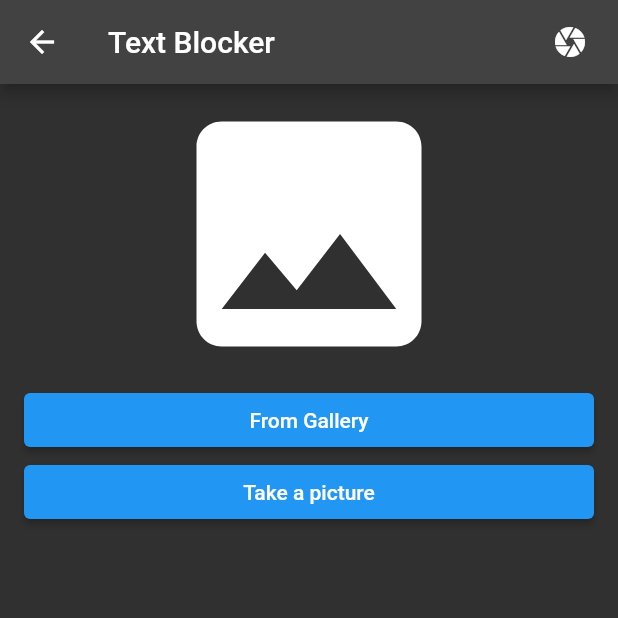
After one commit to cahix/ocrrub, a Flutter app: the TextBlockerView screen opened by its route, after a tap on the "photo library" icon, on a phone screen of 412 x 824 dp, the top half of it. The commit adds this screen. Run offline on Flutter 3.47's test engine with Material 2 defaults, Android fonts, the phone set to English and light mode, and no system bars; our stand-ins replace camera, image_picker; missing offline and left inert: google_ml_kit; generated files the repository leaves out were written again.

Commit message:
add text detector and text blocker

```diff
--- a/lib/src/app.dart
+++ b/lib/src/view/app.dart
@@ -1,11 +1,12 @@
 import 'package:flutter/material.dart';
 import 'package:flutter_gen/gen_l10n/app_localizations.dart';
 import 'package:flutter_localizations/flutter_localizations.dart';
-import 'package:ocrrub/src/mainframe/mlkit/ml_kit_view.dart';
+import 'package:ocrrub/src/view/mainframe/mlkit/text_blocker_view.dart';
+import 'package:ocrrub/src/view/mainframe/mlkit/text_detector_view.dart';
 
-import 'mainframe/menu_item_list_view.dart';
-import 'settings/settings_controller.dart';
-import 'settings/settings_view.dart';
+import '../view/mainframe/menu_item_list_view.dart';
+import '../view/settings/settings_controller.dart';
+import '../view/settings/settings_view.dart';
 
 /// The Widget that configures your application.
 class MyApp extends StatelessWidget {
@@ -45,8 +46,10 @@ class MyApp extends StatelessWidget {
                 switch (routeSettings.name) {
                   case SettingsView.routeName:
                     return SettingsView(controller: settingsController);
-                  case MlKitVIew.routeName:
-                    return const MlKitVIew();
+                  case TextDetectorView.routeName:
+                    return TextDetectorView();
+                  case TextBlockerView.routeName:
+                    return TextBlockerView();
                   case MenuItemListView.routeName:
                   default:
                     return const MenuItemListView();
--- /dev/null
+++ b/lib/src/view/common.dart
@@ -0,0 +1,3 @@
+export 'package:flutter/material.dart';
+export 'package:provider/provider.dart';
+export 'constants.dart';
--- /dev/null
+++ b/lib/src/view/constants.dart
@@ -0,0 +1,2 @@
+
+const double kPad = 12.0;
--- a/lib/src/mainframe/menu_item_list_view.dart
+++ b/lib/src/view/mainframe/menu_item_list_view.dart
@@ -1,7 +1,8 @@
 import 'package:flutter/material.dart';
 import 'package:flutter_gen/gen_l10n/app_localizations.dart';
-import 'package:ocrrub/src/mainframe/mlkit/ml_kit_view.dart';
-import 'package:ocrrub/src/widgets/default_scaffold.dart';
+import 'package:ocrrub/src/view/mainframe/mlkit/text_blocker_view.dart';
+import 'package:ocrrub/src/view/mainframe/mlkit/text_detector_view.dart';
+import 'package:ocrrub/src/view/widgets/default_scaffold.dart';
 
 import '../settings/settings_view.dart';
 import 'menu_item.dart';
@@ -9,7 +10,10 @@ import 'menu_item.dart';
 class MenuItemListView extends StatelessWidget {
   const MenuItemListView({
     Key? key,
-    this.items = const [MenuItem(MlKitVIew.routeName, name: 'MlKit')],
+    this.items = const [
+      MenuItem(TextDetectorView.routeName, name: 'Text Detector'),
+      MenuItem(TextBlockerView.routeName, name: 'Text Blocker'),
+    ],
   }) : super(key: key);
 
   static const routeName = '/';
--- /dev/null
+++ b/lib/src/view/mainframe/mlkit/camera_view.dart
@@ -0,0 +1,290 @@
+import 'dart:io';
+
+import 'package:camera/camera.dart';
+import 'package:flutter/foundation.dart';
+import 'package:flutter/material.dart';
+import 'package:google_ml_kit/google_ml_kit.dart';
+import 'package:image_picker/image_picker.dart';
+
+import '../../../../main.dart';
+enum ScreenMode { liveFeed, gallery }
+
+class CameraView extends StatefulWidget {
+  const CameraView(
+      {Key? key,
+        required this.title,
+        required this.customPaint,
+        required this.onImage,
+        this.initialDirection = CameraLensDirection.back})
+      : super(key: key);
+
+  final String title;
+  final CustomPaint? customPaint;
+  final Function(InputImage inputImage) onImage;
+  final CameraLensDirection initialDirection;
+
+  @override
+  _CameraViewState createState() => _CameraViewState();
+}
+
+class _CameraViewState extends State<CameraView> {
+  ScreenMode _mode = ScreenMode.liveFeed;
+  CameraController? _controller;
+  File? _image;
+  ImagePicker? _imagePicker;
+  int _cameraIndex = 0;
+  double zoomLevel = 0.0, minZoomLevel = 0.0, maxZoomLevel = 0.0;
+
+  @override
+  void initState() {
+    super.initState();
+
+    _imagePicker = ImagePicker();
+    for (var i = 0; i < cameras.length; i++) {
+      if (cameras[i].lensDirection == widget.initialDirection) {
+        _cameraIndex = i;
+      }
+    }
+    _startLiveFeed();
+  }
+
+  @override
+  void dispose() {
+    _stopLiveFeed();
+    super.dispose();
+  }
+
+  @override
+  Widget build(BuildContext context) {
+    return Scaffold(
+      appBar: AppBar(
+        title: Text(widget.title),
+        actions: [
+          Padding(
+            padding: const EdgeInsets.only(right: 20.0),
+            child: GestureDetector(
+              onTap: _switchScreenMode,
+              child: Icon(
+                _mode == ScreenMode.liveFeed
+                    ? Icons.photo_library_outlined
+                    : (Platform.isIOS
+                    ? Icons.camera_alt_outlined
+                    : Icons.camera),
+              ),
+            ),
+          ),
+        ],
+      ),
+      body: _body(),
+      //floatingActionButton: _floatingActionButton(),
+      floatingActionButtonLocation: FloatingActionButtonLocation.centerFloat,
+    );
+  }
+
+  Widget? _floatingActionButton() {
+    if (_mode == ScreenMode.gallery) return null;
+    if (cameras.length == 1) return null;
+    return SizedBox(
+        height: 70.0,
+        width: 70.0,
+        child: FloatingActionButton(
+          child: Icon(
+            Platform.isIOS
+                ? Icons.flip_camera_ios_outlined
+                : Icons.flip_camera_android_outlined,
+            size: 40,
+          ),
+          onPressed: _switchLiveCamera,
+        ));
+  }
+
+  Widget _body() {
+    Widget body;
+    if (_mode == ScreenMode.liveFeed) {
+      body = _liveFeedBody();
+    } else {
+      body = _galleryBody();
+    }
+    return body;
+  }
+
+  Widget _liveFeedBody() {
+    if (_controller?.value.isInitialized == false) {
+      return Container();
+    }
+    return Container(
+      color: Colors.black,
+      child: Stack(
+        fit: StackFit.expand,
+        children: <Widget>[
+          CameraPreview(_controller!),
+          if (widget.customPaint != null) widget.customPaint!,
+          Positioned(
+            bottom: 100,
+            left: 50,
+            right: 50,
+            child: Slider(
+              value: zoomLevel,
+              min: minZoomLevel,
+              max: maxZoomLevel,
+              onChanged: (newSliderValue) {
+                setState(() {
+                  zoomLevel = newSliderValue;
+                  _controller!.setZoomLevel(zoomLevel);
+                });
+              },
+              divisions: (maxZoomLevel - 1).toInt() < 1
+                  ? null
+                  : (maxZoomLevel - 1).toInt(),
+            ),
+          )
+        ],
+      ),
+    );
+  }
+
+  Widget _galleryBody() {
+    return ListView(shrinkWrap: true, children: [
+      _image != null
+          ? SizedBox(
+        height: 400,
+        width: 400,
+        child: Stack(
+          fit: StackFit.expand,
+          children: <Widget>[
+            Image.file(_image!),
+            if (widget.customPaint != null) widget.customPaint!,
+          ],
+        ),
+      )
+          : Icon(
+        Icons.image,
+        size: 200,
+      ),
+      Padding(
+        padding: EdgeInsets.symmetric(horizontal: 16),
+        child: ElevatedButton(
+          child: Text('From Gallery'),
+          onPressed: () => _getImage(ImageSource.gallery),
+        ),
+      ),
+      Padding(
+        padding: EdgeInsets.symmetric(horizontal: 16),
+        child: ElevatedButton(
+          child: Text('Take a picture'),
+          onPressed: () => _getImage(ImageSource.camera),
+        ),
+      ),
+    ]);
+  }
+
+  Future _getImage(ImageSource source) async {
+    final pickedFile = await _imagePicker?.getImage(source: source);
+    if (pickedFile != null) {
+      _processPickedFile(pickedFile);
+    } else {
+      print('No image selected.');
+    }
+    setState(() {});
+  }
+
+  void _switchScreenMode() async {
+    if (_mode == ScreenMode.liveFeed) {
+      _mode = ScreenMode.gallery;
+      await _stopLiveFeed();
+    } else {
+      _mode = ScreenMode.liveFeed;
+      await _startLiveFeed();
+    }
+    setState(() {});
+  }
+
+  Future _startLiveFeed() async {
+    final camera = cameras[_cameraIndex];
+    _controller = CameraController(
+      camera,
+      ResolutionPreset.low,
+      enableAudio: false,
+    );
+    _controller?.initialize().then((_) {
+      if (!mounted) {
+        return;
+      }
+      _controller?.getMinZoomLevel().then((value) {
+        zoomLevel = value;
+        minZoomLevel = value;
+      });
+      _controller?.getMaxZoomLevel().then((value) {
+        maxZoomLevel = value;
+      });
+      _controller?.startImageStream(_processCameraImage);
+      setState(() {});
+    });
+  }
+
+  Future _stopLiveFeed() async {
+    await _controller?.stopImageStream();
+    await _controller?.dispose();
+    _controller = null;
+  }
+
+  Future _switchLiveCamera() async {
+    if (_cameraIndex == 0) {
+      _cameraIndex = 1;
+    } else {
+      _cameraIndex = 0;
+    }
+    await _stopLiveFeed();
+    await _startLiveFeed();
+  }
+
+  Future _processPickedFile(PickedFile pickedFile) async {
+    setState(() {
+      _image = File(pickedFile.path);
+    });
+    final inputImage = InputImage.fromFilePath(pickedFile.path);
+    widget.onImage(inputImage);
+  }
+
+  Future _processCameraImage(CameraImage image) async {
+    final WriteBuffer allBytes = WriteBuffer();
+    for (Plane plane in image.planes) {
+      allBytes.putUint8List(plane.bytes);
+    }
+    final bytes = allBytes.done().buffer.asUint8List();
+
+    final Size imageSize =
+    Size(image.width.toDouble(), image.height.toDouble());
+
+    final camera = cameras[_cameraIndex];
+    final imageRotation =
+        InputImageRotationMethods.fromRawValue(camera.sensorOrientation) ??
+            InputImageRotation.Rotation_0deg;
+
+    final inputImageFormat =
+        InputImageFormatMethods.fromRawValue(image.format.raw) ??
+            InputImageFormat.NV21;
+
+    final planeData = image.planes.map(
+          (Plane plane) {
+        return InputImagePlaneMetadata(
+          bytesPerRow: plane.bytesPerRow,
+          height: plane.height,
+          width: plane.width,
+        );
+      },
+    ).toList();
+
+    final inputImageData = InputImageData(
+      size: imageSize,
+      imageRotation: imageRotation,
+      inputImageFormat: inputImageFormat,
+      planeData: planeData,
+    );
+
+    final inputImage =
+    InputImage.fromBytes(bytes: bytes, inputImageData: inputImageData);
+
+    widget.onImage(inputImage);
+  }
+}
--- /dev/null
+++ b/lib/src/view/mainframe/mlkit/text_blocker_view.dart
@@ -0,0 +1,57 @@
+import 'package:flutter/material.dart';
+import 'package:google_ml_kit/google_ml_kit.dart';
+import 'package:ocrrub/src/view/mainframe/mlkit/painters/text_blocker_painter.dart';
+
+import 'camera_view.dart';
+import 'painters/text_detector_painter.dart';
+
+class TextBlockerView extends StatefulWidget {
+  static const String routeName = '/textblocker';
+
+  @override
+  _TextBlockerViewState createState() => _TextBlockerViewState();
+}
+
+class _TextBlockerViewState extends State<TextBlockerView> {
+  TextDetector textDetector = GoogleMlKit.vision.textDetector();
+  bool isBusy = false;
+  CustomPaint? customPaint;
+
+  @override
+  void dispose() async {
+    super.dispose();
+    await textDetector.close();
+  }
+
+  @override
+  Widget build(BuildContext context) {
+    return CameraView(
+      title: 'Text Blocker',
+      customPaint: customPaint,
+      onImage: (inputImage) {
+        processImage(inputImage);
+      },
+    );
+  }
+
+  Future<void> processImage(InputImage inputImage) async {
+    if (isBusy) return;
+    isBusy = true;
+    final recognisedText = await textDetector.processImage(inputImage);
+    print('Found ${recognisedText.blocks.length} textBlocks');
+    if (inputImage.inputImageData?.size != null &&
+        inputImage.inputImageData?.imageRotation != null) {
+      final painter = TextBlockerPainter(
+          recognisedText,
+          inputImage.inputImageData!.size,
+          inputImage.inputImageData!.imageRotation);
+      customPaint = CustomPaint(painter: painter);
+    } else {
+      customPaint = null;
+    }
+    isBusy = false;
+    if (mounted) {
+      setState(() {});
+    }
+  }
+}
--- a/lib/src/widgets/default_scaffold.dart
+++ b/lib/src/view/widgets/default_scaffold.dart
@@ -1,6 +1,6 @@
 import 'package:flutter/cupertino.dart';
 import 'package:flutter/material.dart';
-import 'package:ocrrub/src/settings/settings_view.dart';
+import 'package:ocrrub/src/view/settings/settings_view.dart';
 
 class DefaultScaffold extends StatelessWidget {
   final String title;
--- a/pubspec.yaml
+++ b/pubspec.yaml
@@ -10,11 +10,14 @@ environment:
   sdk: ">=2.12.0 <3.0.0"
 
 dependencies:
+  camera: ^0.9.4+3
   flutter:
     sdk: flutter
   flutter_localizations:
     sdk: flutter
   google_ml_kit: ^0.7.2
+  image_picker: ^0.8.4+3
+  provider: ^6.0.1
 
 dev_dependencies:
   flutter_test:
```
Also changed, not shown: analysis_options.yaml (deleted, +0 -29 lines), lib/main.dart (+13 -12 lines), lib/src/mainframe/mlkit/ml_kit_view.dart (deleted, +0 -16 lines), lib/src/view/mainframe/mlkit/painters/coordinates_translator.dart (added, +36 -0 lines), lib/src/view/mainframe/mlkit/painters/text_blocker_painter.dart (added, +66 -0 lines), lib/src/view/mainframe/mlkit/painters/text_detector_painter.dart (added, +66 -0 lines), lib/src/view/mainframe/mlkit/text_detector_view.dart (added, +56 -0 lines), lib/src/view/widgets/material_banner.dart (added, +16 -0 lines), lib/src/view/mainframe/menu_item.dart (renamed from lib/src/mainframe/menu_item.dart), lib/src/view/settings/settings_controller.dart (renamed from lib/src/settings/settings_controller.dart), lib/src/view/settings/settings_service.dart (renamed from lib/src/settings/settings_service.dart), lib/src/view/settings/settings_view.dart (renamed from lib/src/settings/settings_view.dart), pubspec.lock, 1 other file.
